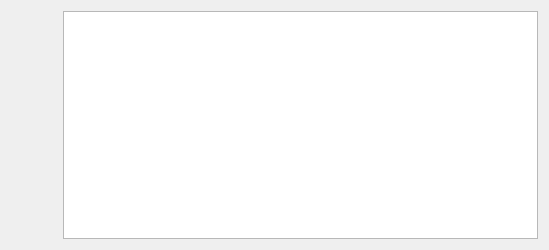
First picture: the form in ui/wdgUserPanel.ui, repository turulomio/glparchis, before the edit.
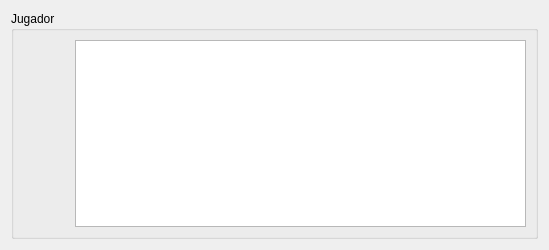
Second picture: the form after the edit. Icons and pictures are not drawn.

What changed in the file:
```diff
--- a/ui/wdgUserPanel.ui
+++ b/ui/wdgUserPanel.ui
@@ -33,9 +33,15 @@
   </property>
   <layout class="QVBoxLayout">
    <item>
-    <layout class="QHBoxLayout">
+    <widget class="QGroupBox" name="grp">
+     <property name="title">
+      <string>Jugador</string>
+     </property>
+     <layout class="QHBoxLayout" name="horizontalLayout">
      <item>
-      <layout class="QVBoxLayout">
+       <layout class="QHBoxLayout" name="_2">
+        <item>
+         <layout class="QVBoxLayout" name="_3">
        <item>
         <widget class="QLabel" name="lblAvatar">
          <property name="palette">
@@ -96,7 +102,7 @@
         </widget>
        </item>
        <item>
-        <layout class="QHBoxLayout">
+           <layout class="QHBoxLayout" name="_4">
          <item>
           <widget class="QLabel" name="lblTurn">
            <property name="text">
@@ -270,6 +276,9 @@
       </widget>
      </item>
     </layout>
+      </item>
+     </layout>
+    </widget>
    </item>
   </layout>
  </widget>
```
Left out of the diff: 3 changed lines with no effect on the pictures. Lines whose indentation alone changed are shown as unchanged.
